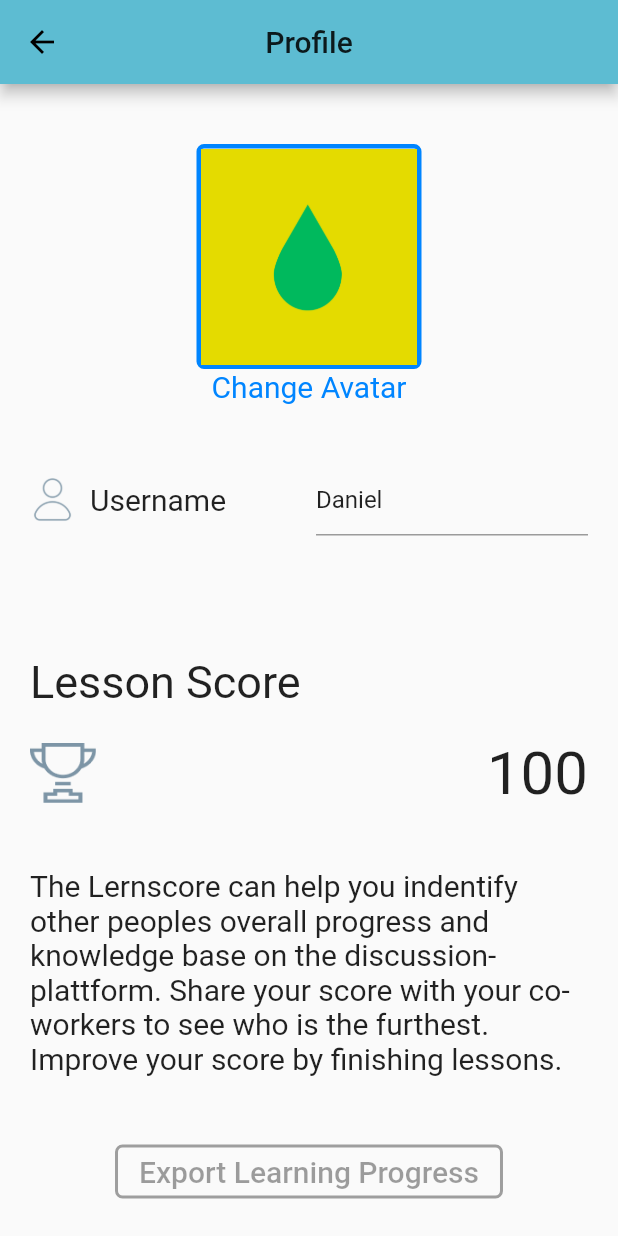
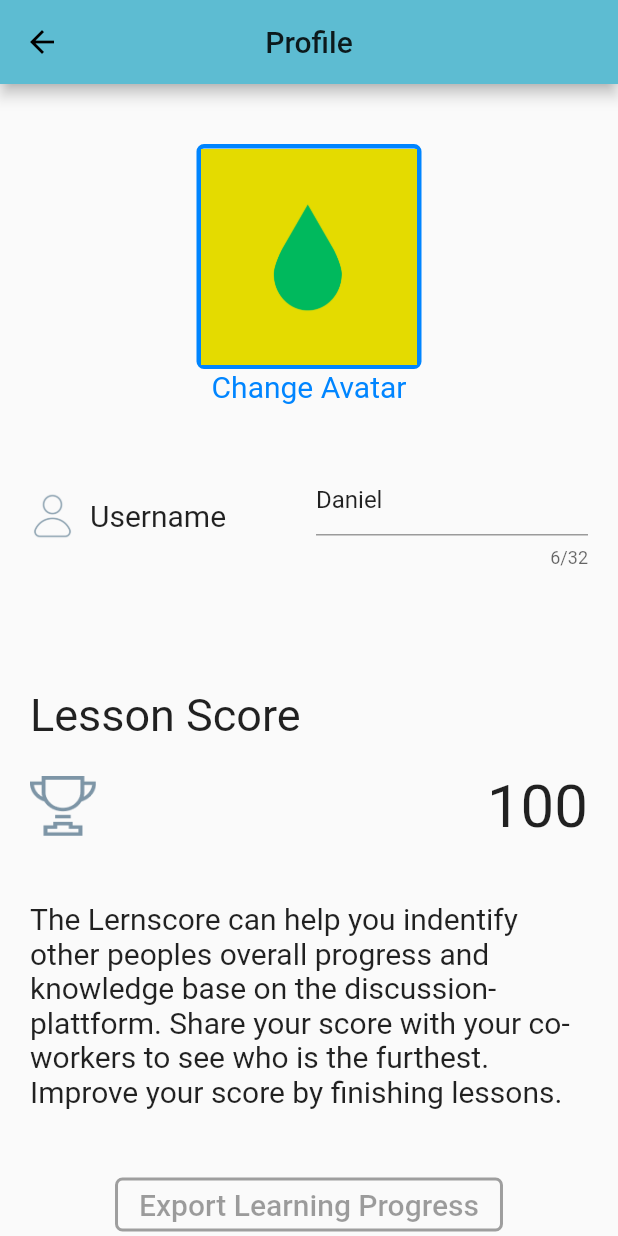
Before and after one commit to tl94/geiger_edu, a Flutter app: the screen it shows after launch, after a tap on "Profile", on a phone screen of 412 x 824 dp. Run offline on Flutter 3.47's test engine with Material 2 defaults, Android fonts, the phone set to English and light mode, and no system bars; our stand-ins replace flutter_html, flutter_svg, hive, hive_flutter, page_view_indicators, string_validator; missing offline and left inert: flutter_inappwebview, hive_listener; accounts and stored records are empty.

```diff
--- a/lib/model/settingObj.dart
+++ b/lib/model/settingObj.dart
@@ -14,9 +14,13 @@ class Setting {
   @HiveField(2)
   bool showScore;
 
+  @HiveField(3)
+  String language;
+
   Setting({
     required this.darkmode,
     required this.showAlias,
     required this.showScore,
+    required this.language
   });
 }
--- a/lib/services/db.dart
+++ b/lib/services/db.dart
@@ -178,7 +178,7 @@ class DB {
     userBox.put("default", tempUser);
   }
 
-  static void editDefaultSetting(bool? darkmode, bool? showAlias, bool? showScore){
+  static void editDefaultSetting(bool? darkmode, bool? showAlias, bool? showScore, String? language){
     Setting? tempSetting = getDefaultSetting();
 
     if(tempSetting!.darkmode != darkmode && null != darkmode)
@@ -189,6 +189,10 @@ class DB {
 
     if(tempSetting.showScore != showScore && null != showScore)
       tempSetting.showScore = showScore;
+
+    if(tempSetting.language != language && null != language) {
+      tempSetting.language = language;
+    }
 
     //persist modified Settings object to database
     settingBox.put("default", tempSetting);
@@ -202,7 +206,7 @@ class DB {
 
   static void createDefaultSettings(){
     //add default settings to box
-    Setting defaultSetting = new Setting(darkmode: false, showAlias: true, showScore: false);
+    Setting defaultSetting = new Setting(darkmode: false, showAlias: true, showScore: false, language: 'ger');
     settingBox.put("default", defaultSetting);
   }
 
--- a/lib/widgets/LabeledTextField.dart
+++ b/lib/widgets/LabeledTextField.dart
@@ -23,14 +23,15 @@ class _LabeledTextFieldState extends State<LabeledTextField>{
             SizedBox(width: 10),
             Text(widget.label, style: TextStyle(fontSize: 20)),
             SizedBox(width: 60),
-            new Flexible(child: SizedBox( width: 200, child: TextField(
-                controller: new TextEditingController(text: widget.text),
+            Flexible(child: SizedBox( width: 200, child: TextField(
+                //TODO: BUG - click on text field causes many redraws of selection screen
+                controller: TextEditingController(text: widget.text),
                 decoration: InputDecoration(
                   //hintText: 'username',
                   //labelText: 'username'
                 ),
                 maxLines: 1,
-                //maxLength: 14,
+                maxLength: 32,
                 onSubmitted:(text) { widget.onSubmitted(text); })
             ))
           ]),]);
--- a/lib/widgets/lesson/quiz_slide.dart
+++ b/lib/widgets/lesson/quiz_slide.dart
@@ -129,8 +129,7 @@ class _QuizSlideState extends State<QuizSlide> {
       var lesson = widget.lesson;
       lesson.completed = true;
       DB.getLessonBox().put(lesson.lessonId, lesson);
-      var user = DB.getUserBox().values.single;
-      user.userScore += score;
+      DB.modifyUserScore(score);
 
       Navigator.pushNamed(
           context,
```
Also changed, not shown: lib/screens/settings_screen.dart (+8 -3 lines), lib/model/settingObj.g.dart.
